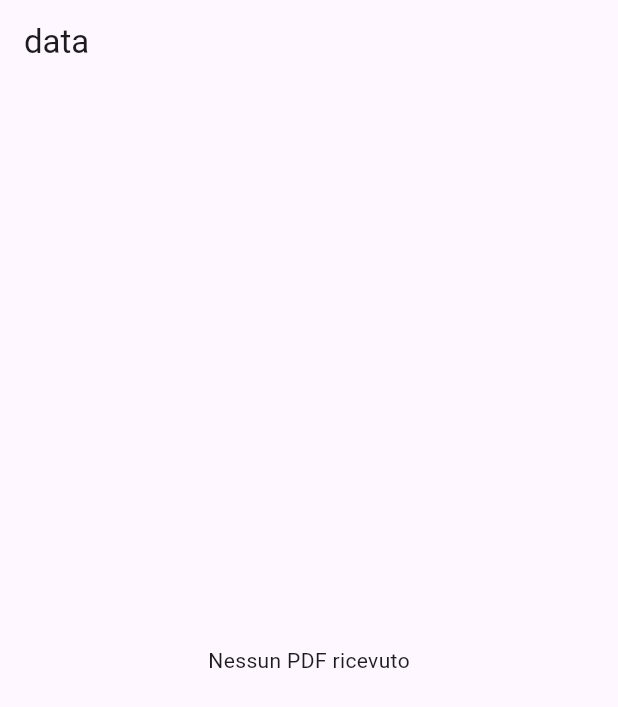
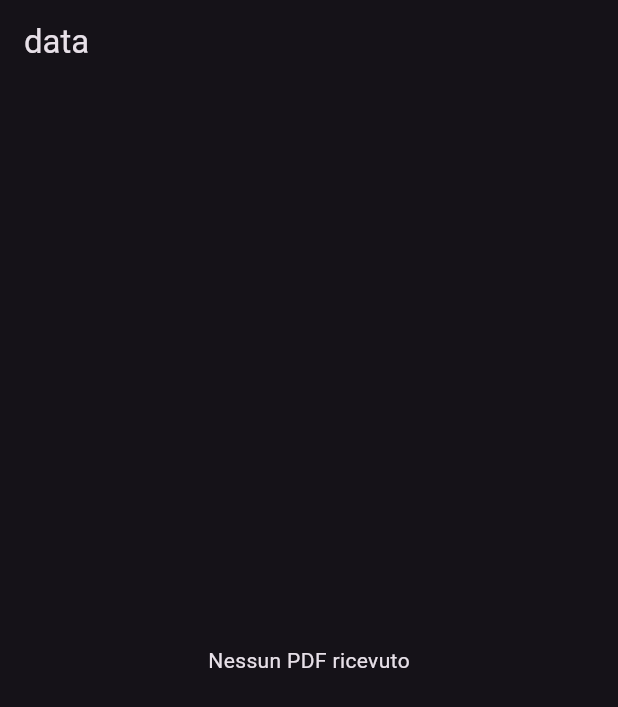
Before and after one commit to IsD4n73/PDF-Reader, a Flutter app: the screen it shows after launch, on a phone screen of 412 x 824 dp. Shown: the top 707 px of the screen. Run offline on Flutter 3.47's test engine with Material 3 defaults, Android fonts, the phone set to English and light mode, and no system bars; our stand-ins replace bot_toast, get; missing offline and left inert: receive_sharing_intent, syncfusion_flutter_pdfviewer.

```diff
--- a/lib/main.dart
+++ b/lib/main.dart
@@ -16,7 +16,7 @@ class MyApp extends StatelessWidget {
     return GetMaterialApp(
       title: 'PDF Reader',
       theme: ThemeData(
-        colorScheme: ColorScheme.fromSeed(seedColor: Colors.deepPurple),
+        colorScheme: ColorScheme.fromSeed(seedColor: Colors.deepPurple, brightness: Brightness.dark,),
       ),
       builder: BotToastInit(),
       navigatorObservers: [BotToastNavigatorObserver()],
--- a/lib/pages/home.dart
+++ b/lib/pages/home.dart
@@ -3,9 +3,8 @@ import 'dart:io';
 import 'package:flutter/material.dart';
 import 'package:get/get.dart';
 import 'package:pdf_viewer/controller/intent_controller.dart';
+import 'package:pdf_viewer/pages/PDF_viewer.dart';
 import 'package:syncfusion_flutter_pdfviewer/pdfviewer.dart';
-
-
 
 class HomePage extends StatelessWidget {
   const HomePage({super.key});
@@ -14,20 +13,16 @@ class HomePage extends StatelessWidget {
   Widget build(BuildContext context) {
     final IntentController intentController = Get.put(IntentController());
 
-
     return Scaffold(
-      appBar: AppBar(
-        title: Text("data"),
-      ),
+      appBar: AppBar(title: Text("data")),
       body: Obx(() {
-        if(intentController.sharedPdfPath.value == ""){
-          return Center(
-            child: Text("Nessun PDF ricevuto"),
-          );
-        }else{
+        if (intentController.sharedPdfPath.value == "") {
+          return Center(child: Text("Nessun PDF ricevuto"));
+        } else {
+          PdfViewer(pdfUrl: intentController.sharedPdfPath.value);
           return SfPdfViewer.file(File(intentController.sharedPdfPath.value));
         }
-      },),
+      }),
     );
   }
 }
```
Also changed, not shown: lib/controller/pdf_controller.dart (added, +9 -0 lines), lib/pages/PDF_viewer.dart (added, +15 -0 lines), 1 other file.
